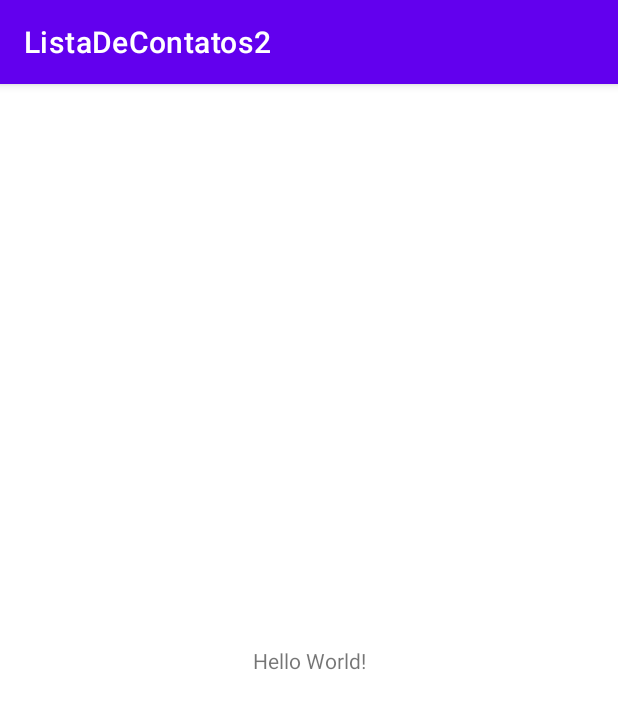
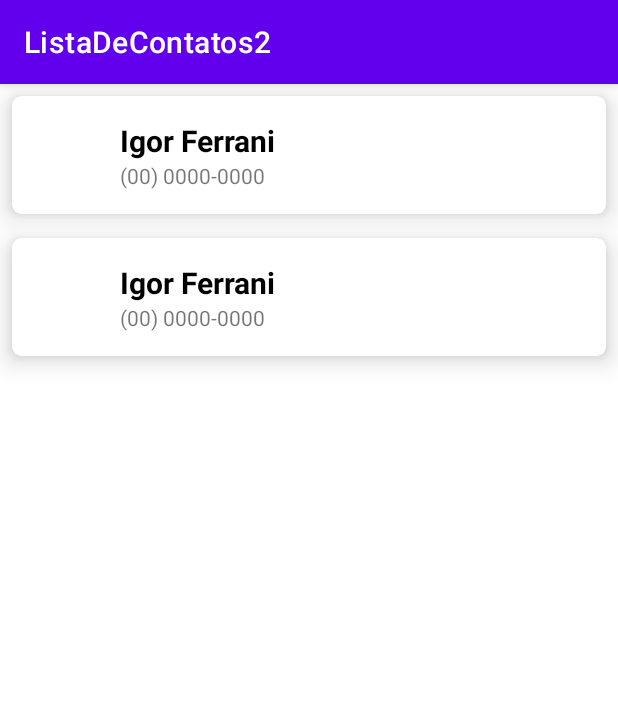
Before and after one commit to andersonluisp/ListaDeContatos, an Android app: the screen it shows after launch (MainActivity), on a phone screen of 412 x 824 dp. Shown: the top 709 px of the screen. Run offline under Robolectric (Android 15) with nearby library versions, the phone set to English and light mode, and no system bars.

Commit message:
Construida a recyclerview dentro do MainActivity.kt com mock de dados para teste.

```diff
--- a/app/src/main/java/com/example/listadecontatos2/ContactAdapter.kt
+++ b/app/src/main/java/com/example/listadecontatos2/ContactAdapter.kt
@@ -3,7 +3,10 @@ package com.example.listadecontatos2
 import android.view.LayoutInflater
 import android.view.View
 import android.view.ViewGroup
+import android.widget.ImageView
+import android.widget.TextView
 import androidx.recyclerview.widget.RecyclerView
+import org.w3c.dom.Text
 
 class ContactAdapter : RecyclerView.Adapter<ContactAdapter.ContactAdapterViewHolder>() {
 
@@ -28,12 +31,21 @@ class ContactAdapter : RecyclerView.Adapter<ContactAdapter.ContactAdapterViewHol
         return list.size
     }
 
+    fun updateList(list: List<Contact>){
+        this.list.clear()
+        this.list.addAll(list)
+        notifyDataSetChanged()  //  Notifica o adapter que a lista que precisa fazer a renderização foi modificada
+    }
+
     //Gerencia cada item da lista
     class ContactAdapterViewHolder(itemview: View) : RecyclerView.ViewHolder(itemview){
-
+        private val tvName: TextView = itemView.findViewById(R.id.tv_name)
+        private val tvPhone: TextView = itemView.findViewById(R.id.tv_phone)
+        private val ivPhotoraph: ImageView = itemView.findViewById(R.id.iv_photograph)
 
         fun bind(contact: Contact) {
-
+            tvName.text = contact.name
+            tvPhone.text = contact.phone
         }
     }
 }
--- a/app/src/main/java/com/example/listadecontatos2/MainActivity.kt
+++ b/app/src/main/java/com/example/listadecontatos2/MainActivity.kt
@@ -2,10 +2,43 @@ package com.example.listadecontatos2
 
 import androidx.appcompat.app.AppCompatActivity
 import android.os.Bundle
+import androidx.recyclerview.widget.LinearLayoutManager
+import androidx.recyclerview.widget.RecyclerView
 
 class MainActivity : AppCompatActivity() {
+    private val rvList: RecyclerView by lazy {
+        findViewById<RecyclerView>(R.id.rv_list)
+    }
+    private val adapter = ContactAdapter()
+
+
     override fun onCreate(savedInstanceState: Bundle?) {
         super.onCreate(savedInstanceState)
         setContentView(R.layout.activity_main)
+
+        bindViews()
+        updateList()
+    }
+
+    private fun bindViews(){
+        rvList.adapter = adapter
+        rvList.layoutManager = LinearLayoutManager(this)
+    }
+
+    private fun updateList(){
+        adapter.updateList(
+            arrayListOf(
+                Contact(
+                    "Igor Ferrani",
+                    "(00) 0000-0000",
+                    "img.png"
+                ),
+                Contact(
+                    "Igor Ferrani",
+                    "(00) 0000-0000",
+                    "img.png"
+                )
+            )
+        )
     }
 }
--- a/app/src/main/res/layout/activity_main.xml
+++ b/app/src/main/res/layout/activity_main.xml
@@ -6,13 +6,13 @@
     android:layout_height="match_parent"
     tools:context=".MainActivity">
 
-    <TextView
-        android:layout_width="wrap_content"
-        android:layout_height="wrap_content"
-        android:text="Hello World!"
-        app:layout_constraintBottom_toBottomOf="parent"
-        app:layout_constraintLeft_toLeftOf="parent"
-        app:layout_constraintRight_toRightOf="parent"
-        app:layout_constraintTop_toTopOf="parent" />
+    <androidx.recyclerview.widget.RecyclerView
+        android:id="@+id/rv_list"
+        android:layout_width="0dp"
+        android:layout_height="0dp"
+        app:layout_constraintTop_toTopOf="parent"
+        app:layout_constraintStart_toStartOf="parent"
+        app:layout_constraintEnd_toEndOf="parent"
+        app:layout_constraintBottom_toBottomOf="parent" />
 
 </androidx.constraintlayout.widget.ConstraintLayout>
--- a/app/src/main/res/layout/contact_item.xml
+++ b/app/src/main/res/layout/contact_item.xml
@@ -1,9 +1,12 @@
 <?xml version="1.0" encoding="utf-8"?>
 <androidx.cardview.widget.CardView xmlns:android="http://schemas.android.com/apk/res/android"
     android:layout_width="match_parent"
-    android:layout_height="match_parent"
+    android:layout_height="wrap_content"
     xmlns:app="http://schemas.android.com/apk/res-auto"
-    xmlns:tools="http://schemas.android.com/tools">
+    xmlns:tools="http://schemas.android.com/tools"
+    app:cardElevation="10dp"
+    android:layout_margin="8dp"
+    app:cardCornerRadius="6dp">
 
     <androidx.constraintlayout.widget.ConstraintLayout
         android:layout_width="match_parent"
```
